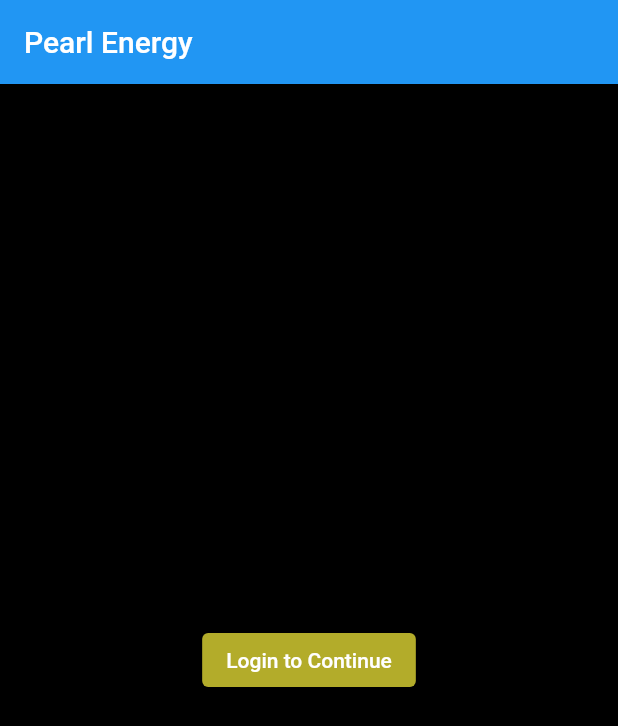
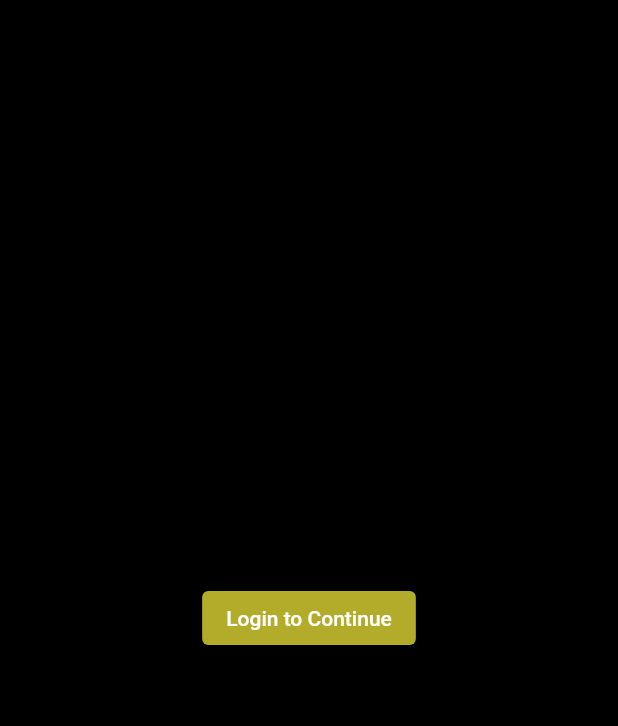
Before and after one commit to nayaksomkar/PearlEnergy, a Flutter app: the screen it shows after launch, on a phone screen of 412 x 824 dp. Shown: the top 726 px of the screen. Run offline on Flutter 3.47's test engine with Material 2 defaults, Android fonts, the phone set to English and light mode, and no system bars.

Commit message:
modified:   lib/pages/login_page.dart

```diff
--- a/lib/pages/login_page.dart
+++ b/lib/pages/login_page.dart
@@ -8,9 +8,9 @@ class LoginPage extends StatelessWidget {
   @override
   Widget build(BuildContext context) {
     return Scaffold(
-      appBar: AppBar(
-        title: Text(title),
-      ),
+      // appBar: AppBar(
+      //   title: Text(title),
+      // ),
       body: Center(
         child: ElevatedButton(
           onPressed: () {
@@ -19,8 +19,8 @@ class LoginPage extends StatelessWidget {
             }));
           },
           style: ButtonStyle(
-            backgroundColor:
-                MaterialStateProperty.all(const Color.fromARGB(255, 179, 172, 42)),
+            backgroundColor: MaterialStateProperty.all(
+                const Color.fromARGB(255, 179, 172, 42)),
           ),
           child: const Text('Login to Continue'),
         ),
```
